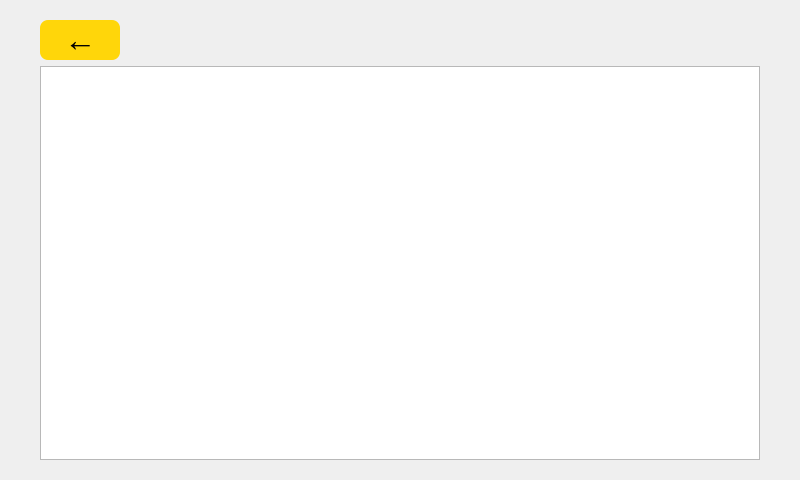
Before: the Qt Designer form LatencyTester/GUI/HelpInfoScreen/helpinfoscreen.ui in guille31794/latency_tester, drawn with Qt 5.
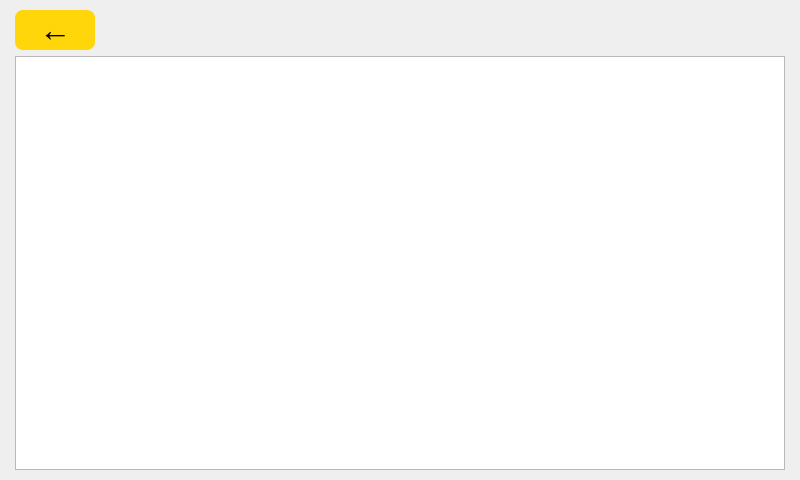
After: the same form once the commit is applied.

```diff
--- a/LatencyTester/GUI/HelpInfoScreen/helpinfoscreen.ui
+++ b/LatencyTester/GUI/HelpInfoScreen/helpinfoscreen.ui
@@ -12,16 +12,16 @@
   </property>
   <layout class="QVBoxLayout" name="mainLayout">
    <property name="leftMargin">
-    <number>40</number>
+    <number>15</number>
    </property>
    <property name="topMargin">
-    <number>20</number>
+    <number>10</number>
    </property>
    <property name="rightMargin">
-    <number>40</number>
+    <number>15</number>
    </property>
    <property name="bottomMargin">
-    <number>20</number>
+    <number>10</number>
    </property>
    <item>
     <widget class="QPushButton" name="backButton">
@@ -52,13 +52,13 @@
     </widget>
    </item>
    <item>
-    <widget class="QPlainTextEdit" name="contentText">
-     <property name="readOnly">
+    <widget class="QTextBrowser" name="contentBrowser">
+     <property name="openExternalLinks">
+      <bool>false</bool>
+     </property>
+     <property name="openLinks">
       <bool>true</bool>
      </property>
-     <property name="plainText">
-      <string/>
-     </property>
     </widget>
    </item>
   </layout>
```
